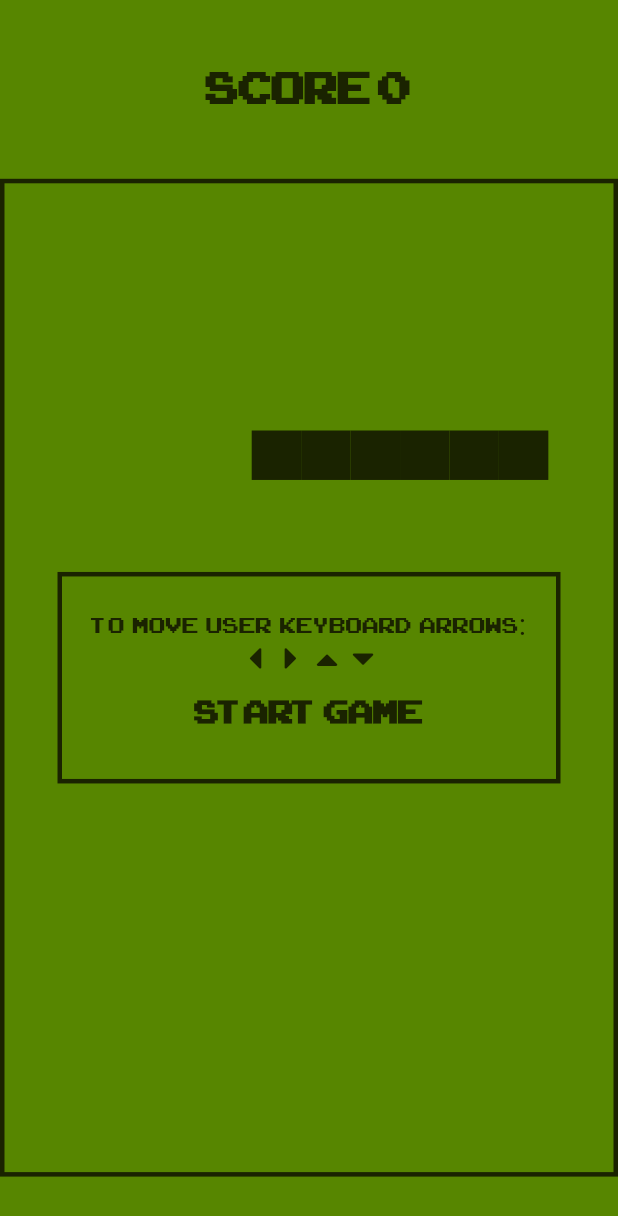
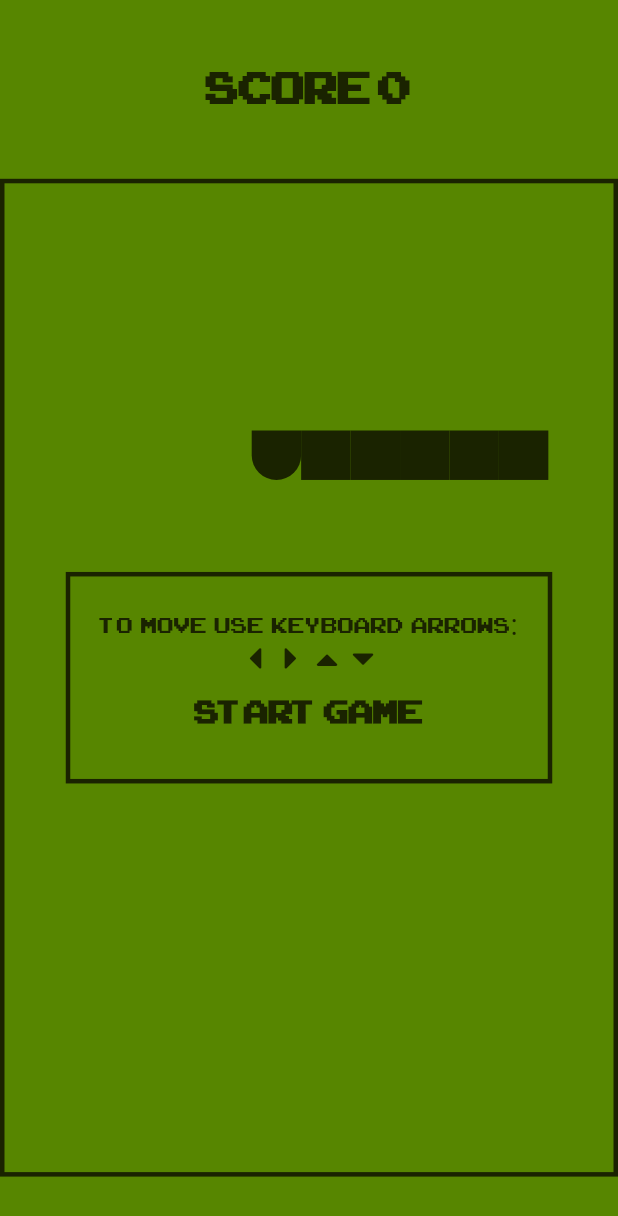
Before and after one commit to MarcinGruchala/retro_snake, a Flutter app: the screen it shows after launch, on a phone screen of 412 x 824 dp. Shown: the top 1216 px of the screen. Run offline on Flutter 3.47's test engine with Material 2 defaults, Android fonts, the phone set to English and light mode, and no system bars; our stand-ins replace equatable, flutter_riverpod.

Commit message:
Add snake head decoration

```diff
--- a/lib/assets/assets_strings.dart
+++ b/lib/assets/assets_strings.dart
@@ -3,7 +3,7 @@ class AssetsStrings {
   static const String gameOver = 'Game Over';
   static const String startGame = 'Start Game';
   static const String tryAgain = 'Try Again';
-  static const String moveInstruction = 'To  move  user  keyboard  arrows:';
+  static const String moveInstruction = 'To  move  use  keyboard  arrows:';
 
   static String score(int score) => 'Score $score';
 }
--- a/lib/game_board.dart
+++ b/lib/game_board.dart
@@ -14,9 +14,11 @@ import 'package:retro_snake/widgets/food_widget.dart';
 import 'package:retro_snake/widgets/game_board/game_board_state.dart';
 import 'package:retro_snake/widgets/game_board/game_launcher_dialog.dart';
 import 'package:retro_snake/widgets/game_board/game_over_dialog.dart';
+import 'package:retro_snake/widgets/snake_head_widget.dart';
 
 import 'game_constants.dart';
 import 'model/enums/direction.dart';
+import 'model/enums/snake_body_part_type.dart';
 import 'model/food.dart';
 import 'provider/game_board_state_provider.dart';
 import 'provider/snake/snake.dart';
@@ -32,13 +34,22 @@ class GameBoardWidget extends ConsumerStatefulWidget {
     Food food,
     double boardCellSize,
   ) {
-    List<Widget> snakeWidgets = snake.bodyParts
-        .map((e) => SnakeBodyPartWidget(
-            color: AssetsColors.black,
+    List<Widget> snakeWidgets = snake.bodyParts.map((e) {
+      if (e.bodyPartType == SnakeBodyPartType.head) {
+        return SnakeHeadWidget(
             xPosition: e.cellPosition.x * boardCellSize,
             yPosition: e.cellPosition.y * boardCellSize,
-            size: boardCellSize))
-        .toList();
+            size: boardCellSize,
+            color: AssetsColors.black,
+            direction: snake.direction);
+      }
+      return SnakeBodyPartWidget(
+        xPosition: e.cellPosition.x * boardCellSize,
+        yPosition: e.cellPosition.y * boardCellSize,
+        size: boardCellSize,
+        color: AssetsColors.black,
+      );
+    }).toList();
     Widget foodWidget = FoodWidget(
         xPosition: food.cellPosition.x * boardCellSize,
         yPosition: food.cellPosition.y * boardCellSize,
--- /dev/null
+++ b/lib/widgets/snake_head_widget.dart
@@ -0,0 +1,57 @@
+import 'package:flutter/material.dart';
+import 'package:retro_snake/model/enums/direction.dart';
+
+const headRadiusFactor = 0.5;
+
+class SnakeHeadWidget extends StatelessWidget {
+  final double xPosition;
+  final double yPosition;
+  final double size;
+  final Color color;
+  final Direction direction;
+
+  const SnakeHeadWidget({
+    super.key,
+    required this.xPosition,
+    required this.yPosition,
+    required this.size,
+    required this.direction,
+    required this.color,
+  });
+
+  BorderRadius getBorderRadiusFromDirection(Direction direction) {
+    switch (direction) {
+      case Direction.up:
+        return BorderRadius.vertical(
+          top: Radius.circular(size / headRadiusFactor),
+        );
+      case Direction.down:
+        return BorderRadius.vertical(
+          bottom: Radius.circular(size / headRadiusFactor),
+        );
+      case Direction.left:
+        return BorderRadius.horizontal(
+          left: Radius.circular(size / headRadiusFactor),
+        );
+      case Direction.right:
+        return BorderRadius.horizontal(
+          right: Radius.circular(size / headRadiusFactor),
+        );
+    }
+  }
+
+  @override
+  Widget build(BuildContext context) {
+    return Positioned(
+        left: xPosition,
+        top: yPosition,
+        child: Container(
+          decoration: BoxDecoration(
+            color: color,
+            borderRadius: getBorderRadiusFromDirection(direction),
+          ),
+          width: size,
+          height: size,
+        ));
+  }
+}
```
